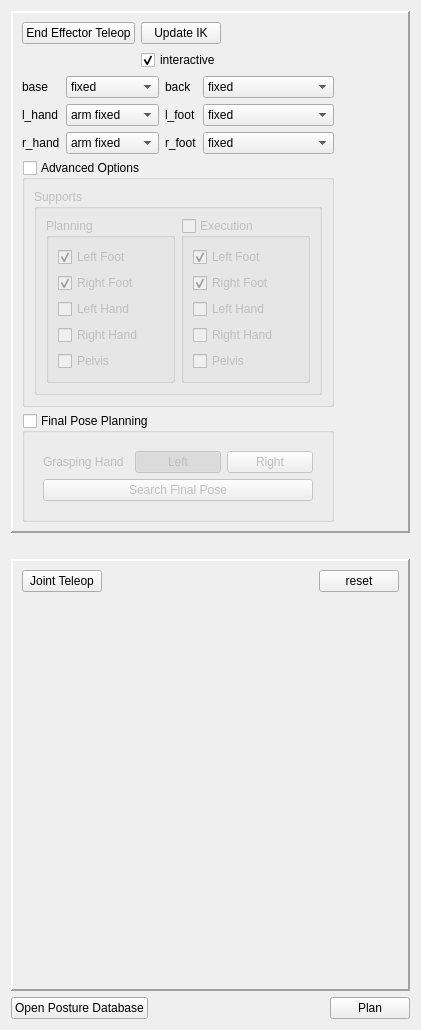
The window that src/app/ddTeleopPanel.ui (RobotLocomotion/director) describes before a commit, drawn with Qt 5.
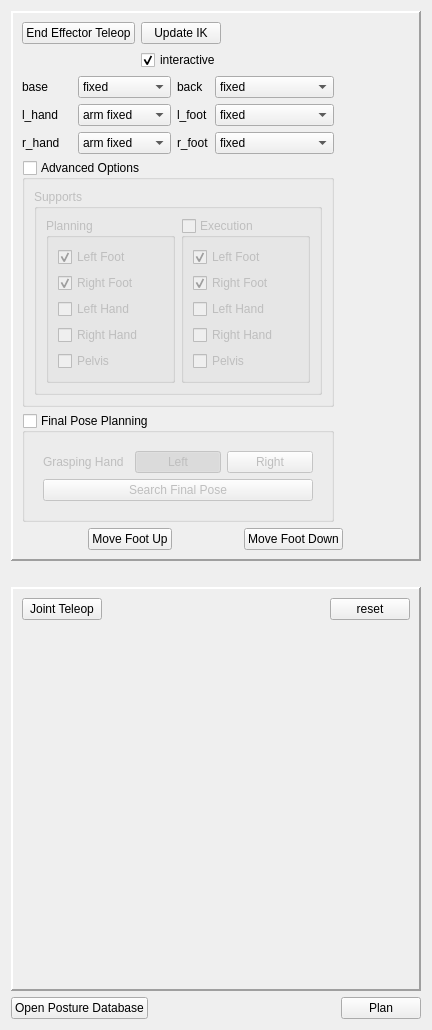
The same window after the commit.

What changed in the file:
```diff
--- a/src/app/ddTeleopPanel.ui
+++ b/src/app/ddTeleopPanel.ui
@@ -1,12 +1,12 @@
 <?xml version="1.0" encoding="UTF-8"?>
 <ui version="4.0">
- <class>teleopPanel</class>
- <widget class="QWidget" name="teleopPanel">
+ <class>moveFootDownButton</class>
+ <widget class="QWidget" name="moveFootDownButton">
   <property name="geometry">
    <rect>
     <x>0</x>
     <y>0</y>
-    <width>421</width>
+    <width>432</width>
     <height>1030</height>
    </rect>
   </property>
@@ -35,9 +35,6 @@
      <property name="text">
       <string>Plan</string>
      </property>
-     <property name="shortcut">
-      <string>Ctrl+Shift+P</string>
-     </property>
     </widget>
    </item>
    <item row="2" column="0" colspan="3">
@@ -169,14 +166,7 @@
       <number>2</number>
      </property>
      <layout class="QGridLayout" name="gridLayout_8">
-      <item row="1" column="2">
-       <widget class="QLabel" name="label">
-        <property name="text">
-         <string>back</string>
-        </property>
-       </widget>
-      </item>
-      <item row="0" column="4">
+      <item row="0" column="5">
        <spacer name="horizontalSpacer_12">
         <property name="orientation">
          <enum>Qt::Horizontal</enum>
@@ -192,7 +182,14 @@
         </property>
        </spacer>
       </item>
-      <item row="2" column="3" colspan="2">
+      <item row="1" column="3">
+       <widget class="QLabel" name="label">
+        <property name="text">
+         <string>back</string>
+        </property>
+       </widget>
+      </item>
+      <item row="2" column="4" colspan="2">
        <widget class="QComboBox" name="lfootCombo">
         <item>
          <property name="text">
@@ -225,7 +222,7 @@
         </property>
        </widget>
       </item>
-      <item row="3" column="3" colspan="2">
+      <item row="3" column="4" colspan="2">
        <widget class="QComboBox" name="rfootCombo">
         <item>
          <property name="text">
@@ -244,7 +241,7 @@
         </item>
        </widget>
       </item>
-      <item row="3" column="1">
+      <item row="3" column="2">
        <widget class="QComboBox" name="rhandCombo">
         <item>
          <property name="text">
@@ -278,7 +275,7 @@
         </item>
        </widget>
       </item>
-      <item row="2" column="5">
+      <item row="2" column="6">
        <spacer name="horizontalSpacer">
         <property name="orientation">
          <enum>Qt::Horizontal</enum>
@@ -291,7 +288,7 @@
         </property>
        </spacer>
       </item>
-      <item row="1" column="3" colspan="2">
+      <item row="1" column="4" colspan="2">
        <widget class="QComboBox" name="backCombo">
         <item>
          <property name="text">
@@ -317,14 +314,14 @@
         </property>
        </widget>
       </item>
-      <item row="2" column="2">
+      <item row="2" column="3">
        <widget class="QLabel" name="label_5">
         <property name="text">
          <string>l_foot</string>
         </property>
        </widget>
       </item>
-      <item row="0" column="0" colspan="4">
+      <item row="0" column="0" colspan="5">
        <layout class="QGridLayout" name="gridLayout">
         <item row="0" column="1">
          <widget class="QPushButton" name="updateIkButton">
@@ -355,7 +352,7 @@
         </item>
        </layout>
       </item>
-      <item row="2" column="1">
+      <item row="2" column="2">
        <widget class="QComboBox" name="lhandCombo">
         <item>
          <property name="text">
@@ -389,7 +386,7 @@
         </item>
        </widget>
       </item>
-      <item row="6" column="0" colspan="5">
+      <item row="6" column="0" colspan="6">
        <widget class="QGroupBox" name="finalPosePlanningOptions">
         <property name="enabled">
          <bool>true</bool>
@@ -407,7 +404,7 @@
          <item>
           <widget class="QFrame" name="frame_6">
            <property name="enabled">
-            <bool>true</bool>
+            <bool>false</bool>
            </property>
            <property name="acceptDrops">
             <bool>false</bool>
@@ -460,7 +457,7 @@
         </layout>
        </widget>
       </item>
-      <item row="5" column="0" colspan="5">
+      <item row="5" column="0" colspan="6">
        <widget class="QGroupBox" name="paramsContainer">
         <property name="title">
          <string>Advanced Options</string>
@@ -590,14 +587,14 @@
         </layout>
        </widget>
       </item>
-      <item row="3" column="2">
+      <item row="3" column="3">
        <widget class="QLabel" name="label_6">
         <property name="text">
          <string>r_foot</string>
         </property>
        </widget>
       </item>
-      <item row="1" column="1">
+      <item row="1" column="2">
        <widget class="QComboBox" name="baseCombo">
         <item>
          <property name="text">
@@ -631,6 +628,36 @@
         </item>
        </widget>
       </item>
+      <item row="7" column="0" colspan="7">
+       <layout class="QHBoxLayout" name="horizontalLayout_3">
+        <item>
+         <widget class="QPushButton" name="moveFootUpButton">
+          <property name="sizePolicy">
+           <sizepolicy hsizetype="Maximum" vsizetype="Fixed">
+            <horstretch>0</horstretch>
+            <verstretch>0</verstretch>
+           </sizepolicy>
+          </property>
+          <property name="text">
+           <string>Move Foot Up</string>
+          </property>
+         </widget>
+        </item>
+        <item>
+         <widget class="QPushButton" name="pushButton">
+          <property name="sizePolicy">
+           <sizepolicy hsizetype="Maximum" vsizetype="Fixed">
+            <horstretch>0</horstretch>
+            <verstretch>0</verstretch>
+           </sizepolicy>
+          </property>
+          <property name="text">
+           <string>Move Foot Down</string>
+          </property>
+         </widget>
+        </item>
+       </layout>
+      </item>
      </layout>
     </widget>
    </item>
```
